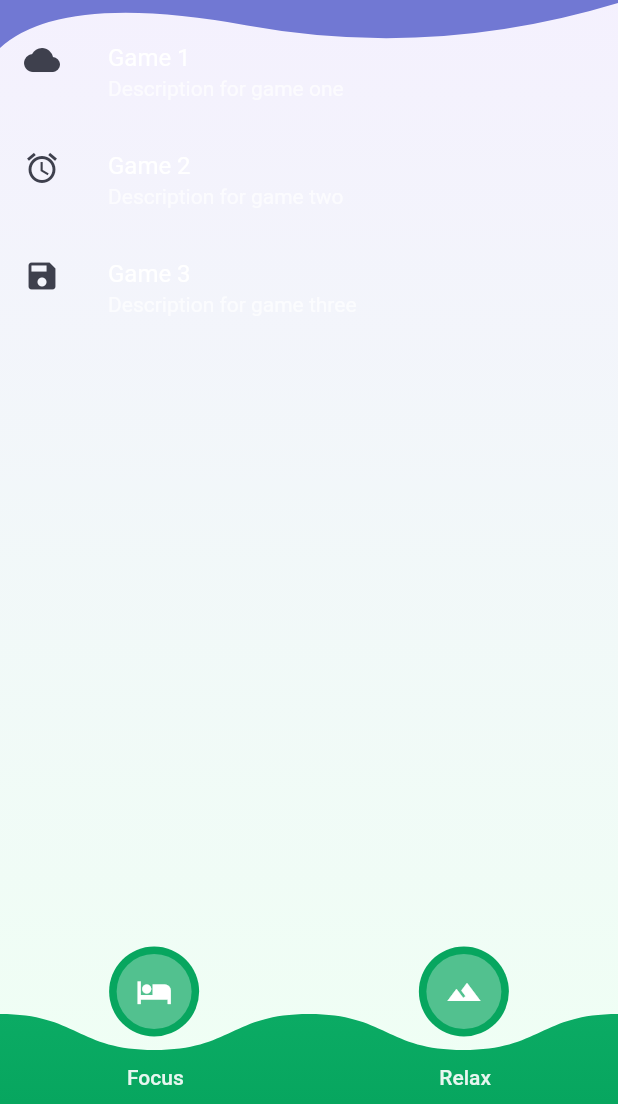
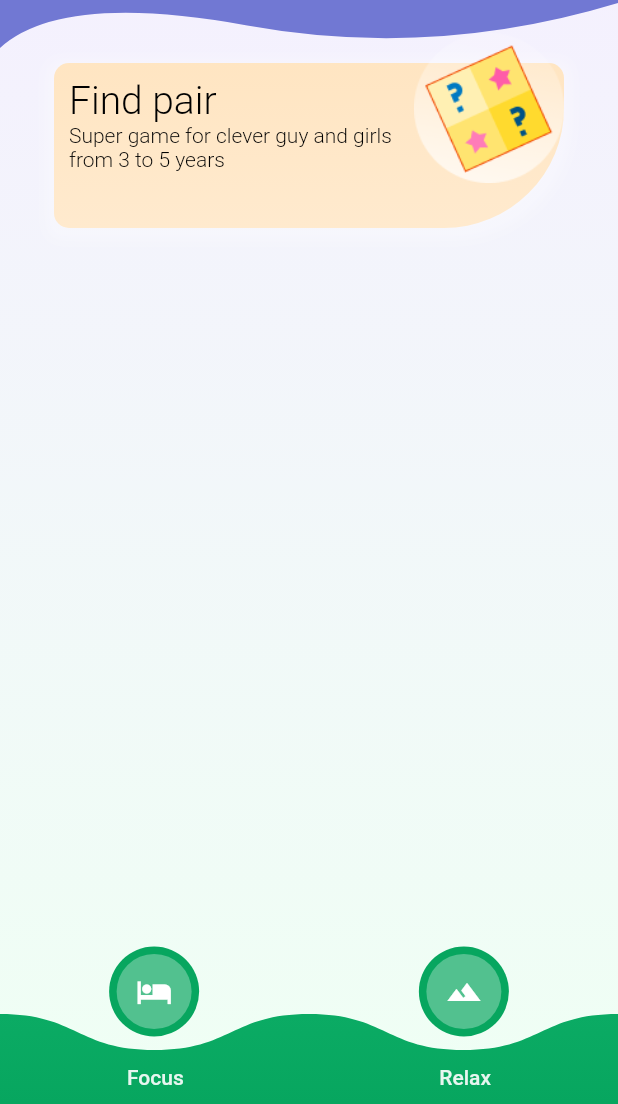
Before and after one commit to AlexBossss/kids_app, a Flutter app: the screen it shows after launch, tab 3 chosen, on a phone screen of 412 x 824 dp, the part 132-1236 px from its top. Run offline on Flutter 3.47's test engine with Material 2 defaults, Android fonts, the phone set to English and light mode, and no system bars; our stand-ins replace audioplayers, flip_card.

Commit message:
init: find pair game

```diff
--- a/lib/home/homapages/dedgameslists/ConsiderationList.dart
+++ b/lib/home/homapages/dedgameslists/ConsiderationList.dart
@@ -1,29 +1,24 @@
 import 'package:flutter/cupertino.dart';
 import 'package:flutter/material.dart';
+import 'package:kidsapp/models/ItemGame.dart';
+import 'package:kidsapp/src/theme/color/light_color.dart';
 
 class ConsiderationList extends StatelessWidget {
-  final _listItems = <Widget>[
-    ListTile(
-      leading: Icon(Icons.cloud),
-      title: Text('Game 1'),
-      subtitle: Text('Description for game one'),
-    ),
-    ListTile(
-      leading: Icon(Icons.access_alarm),
-      title: Text('Game 2'),
-      subtitle: Text('Description for game two'),
-    ),
-    ListTile(
-      leading: Icon(Icons.save),
-      title: Text('Game 3'),
-      subtitle: Text('Description for game three'),
-    ),
-  ];
 
   @override
   Widget build(BuildContext context) {
-    return Center(
-      child: Column(children: _listItems),
+    return Container(
+      decoration: BoxDecoration(),
+      child: Center(
+        child: ListView(children: [
+          GameItem(
+              LightColor.itemGameBackground1,
+              'Find pair',
+              'Super game for clever guy and girls from 3 to 5 years',
+              'assets/memorygame/memoryGame.png',
+              '/findPairGame'),
+        ]),
+      ),
     );
   }
 }
--- a/lib/main.dart
+++ b/lib/main.dart
@@ -5,6 +5,7 @@ import 'package:kidsapp/games/rememberoneitem/RememberOneItem.dart';
 import 'package:kidsapp/games/whereiam/WhereIAmGame.dart';
 
 import 'package:kidsapp/home/HomeScreen.dart';
+import 'games/attentiongames/findpair/FindPairGame.dart';
 import 'games/memorycardgame/MemoryCardGameMenu.dart';
 import 'package:kidsapp/src/theme/theme.dart';
 
@@ -27,6 +28,7 @@ class MyApp extends StatelessWidget {
         '/rememberOrder' : (BuildContext context) => RememberOrder(),
         '/rememberOneItem' : (BuildContext context) => RememberOneItem(),
         '/whereIAmGame' : (BuildContext context) => WhereIAmGame(),
+        '/findPairGame' : (BuildContext context) => FindPairGame(),
       },
     );
   }
```
Also changed, not shown: lib/games/attentiongames/findpair/Data.dart (added, +52 -0 lines), lib/games/attentiongames/findpair/FindPairGame.dart (added, +137 -0 lines).
